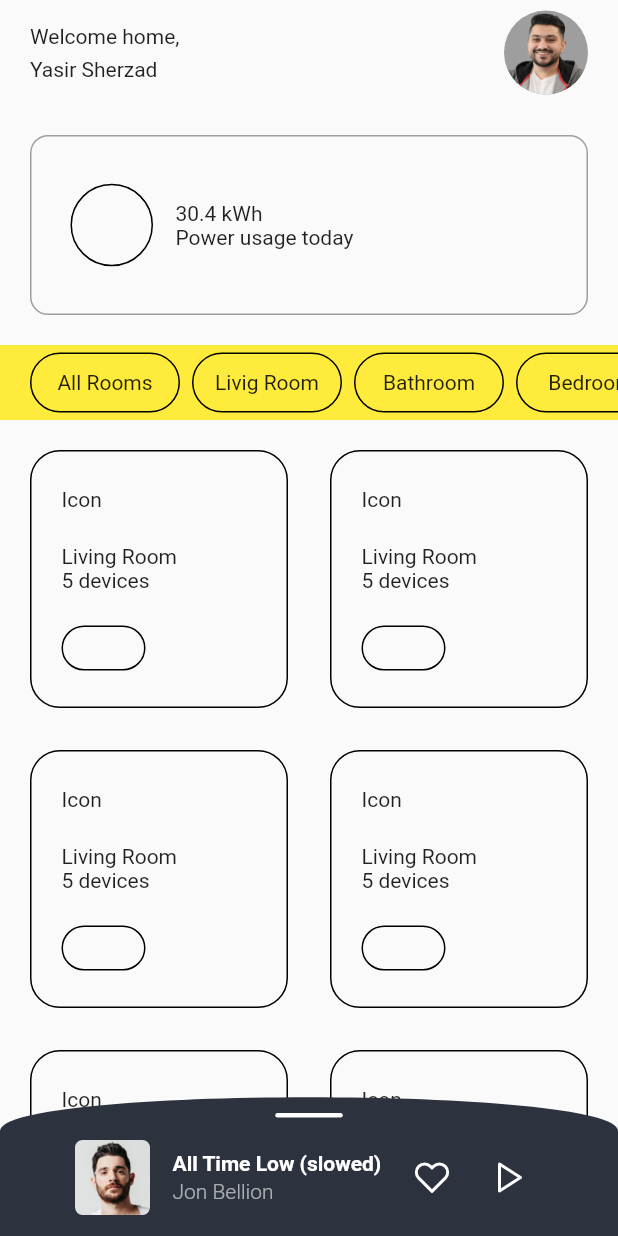
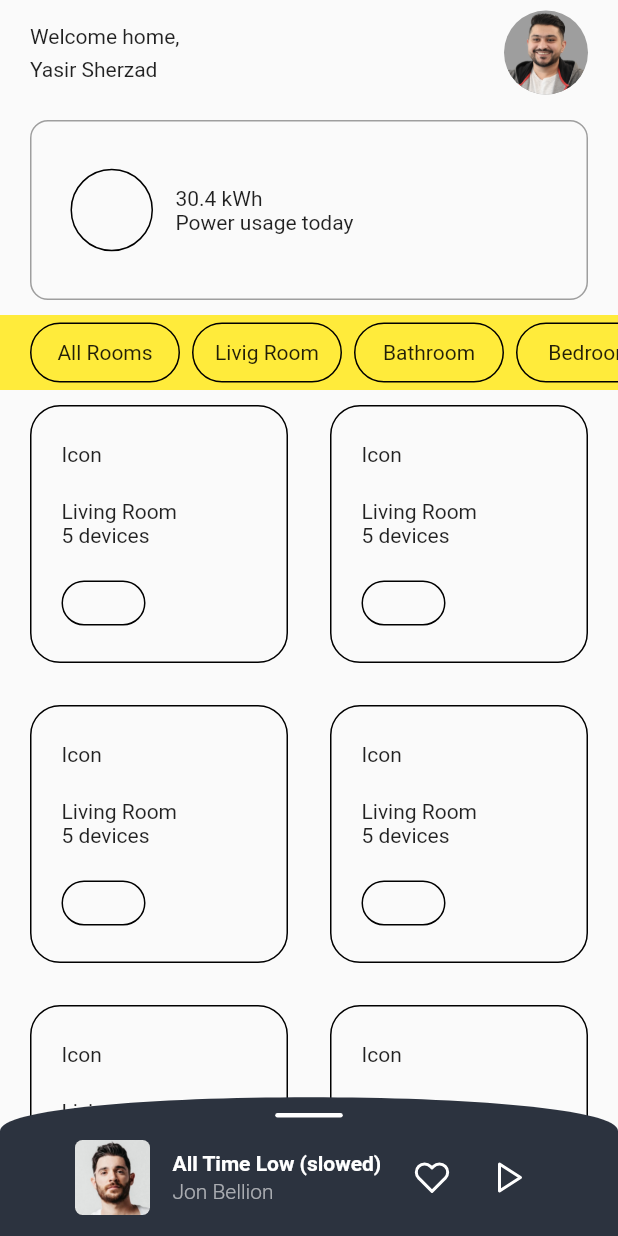
Before and after one commit to ys-sherzad/MetaHome, a Flutter app: the screen it shows after launch, on a phone screen of 412 x 824 dp. Run offline on Flutter 3.47's test engine with Material 2 defaults, Android fonts, the phone set to English and light mode, and no system bars; our stand-ins replace flutter_hooks, flutter_vector_icons.

Commit message:
adjust spaces between Column widgets

```diff
--- a/lib/screens/home.dart
+++ b/lib/screens/home.dart
@@ -47,15 +47,15 @@ class Home extends HookWidget {
             children: [
               Header(),
               SizedBox(
-                height: 20.0,
+                height: 10.0,
               ),
               PowerUsageToday(),
               SizedBox(
-                height: 20.0,
+                height: 10.0,
               ),
               RoomTabs(),
               SizedBox(
-                height: 20.0,
+                height: 10.0,
               ),
               Expanded(
                 child: Stack(
```
